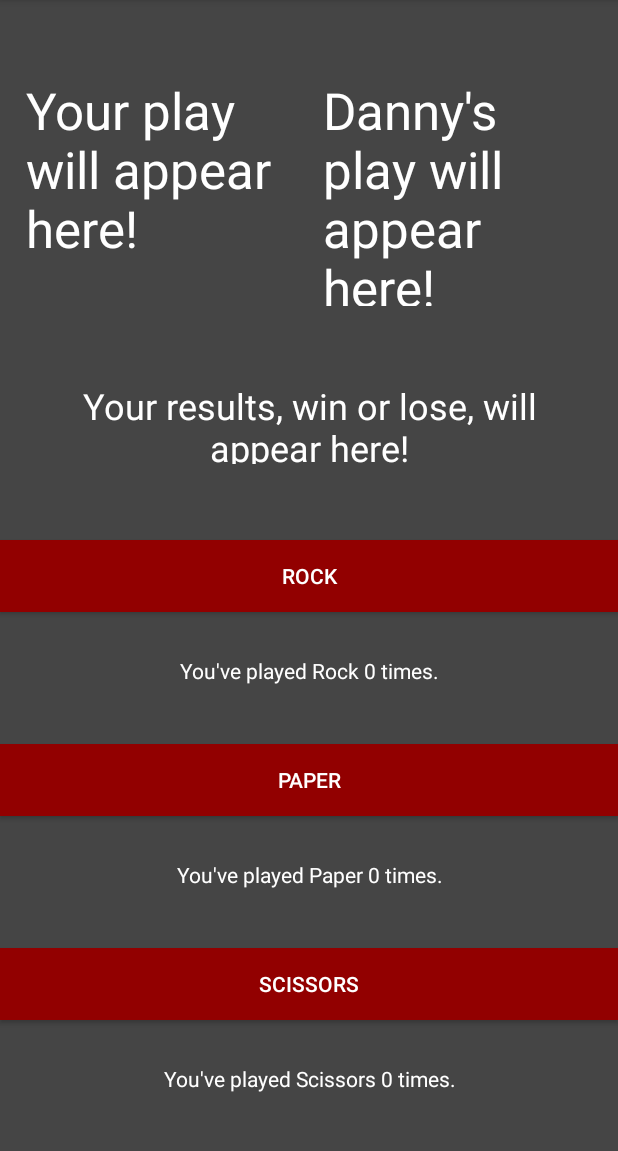
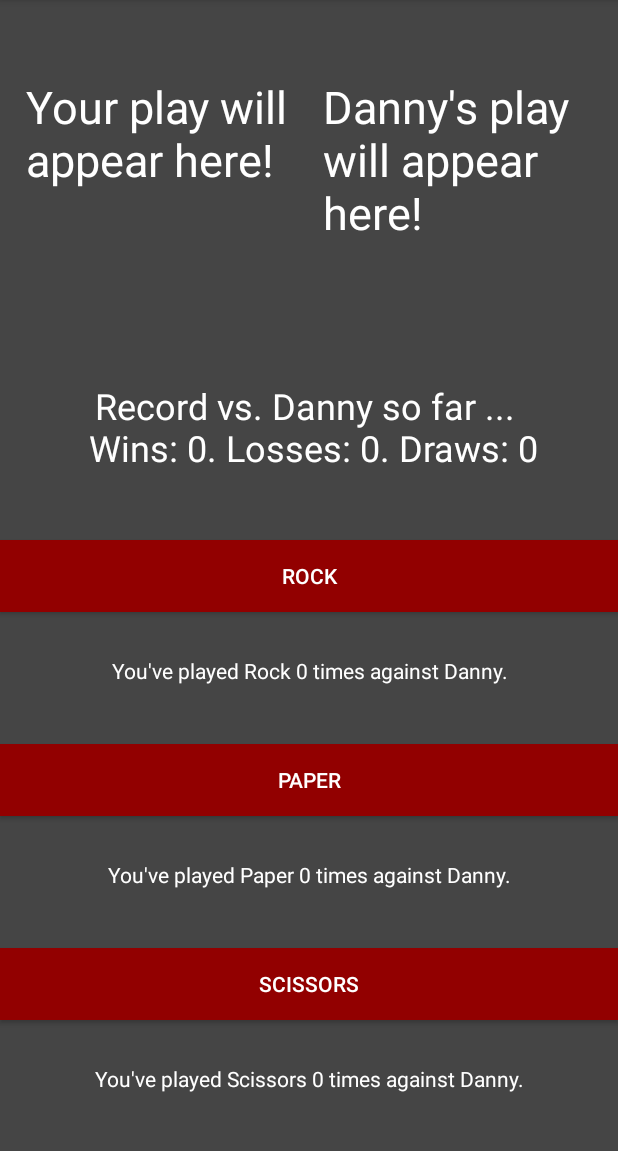
Before and after one commit to EasyDanger/RockShamBout-Android, an Android app: the DannyActivity screen opened directly, with no data from a screen before it, on a phone screen of 412 x 824 dp, the part 84-1235 px from its top. Run offline under Robolectric (Android 15) with nearby library versions, the phone set to English and light mode, and no system bars.

Commit message:
fixed record display

```diff
--- a/app/build.gradle
+++ b/app/build.gradle
@@ -6,8 +6,8 @@ android {
         applicationId "co.easydanger.rockshambout"
         minSdkVersion 19
         targetSdkVersion 27
-        versionCode 1
-        versionName "1.0"
+        versionCode 2
+        versionName "2.0.1"
         testInstrumentationRunner "android.support.test.runner.AndroidJUnitRunner"
     }
     buildTypes {
--- a/app/src/main/java/co/easydanger/rockshambout/DannyActivity.java
+++ b/app/src/main/java/co/easydanger/rockshambout/DannyActivity.java
@@ -42,11 +42,15 @@ public class DannyActivity extends AppCompatActivity {
         playerPlay = findViewById(R.id.playerPlayText);
         oppPlay = findViewById(R.id.oppPlayText);
         oppPlay.setText(opp + "'s play will appear here!");
+
         result = findViewById(R.id.resultText);
         rocRecText = findViewById(R.id.rocRec);
         papRecText = findViewById(R.id.papRec);
         sciRecText = findViewById(R.id.sciRec);
-
+        result.setText("Record vs. " + opp + " so far ... \n Wins: " + w + ". Losses: " + l + ". Draws: " + d);
+        rocRecText.setText("You've played Rock " + rockCount + " times against " + opp + ".");
+        sciRecText.setText("You've played Scissors " + sciCount + " times against " + opp + ".");
+        papRecText.setText("You've played Paper " + papCount + " times against " + opp + ".");
 
 
         View.OnClickListener listenRock = new View.OnClickListener() {
@@ -59,7 +63,7 @@ public class DannyActivity extends AppCompatActivity {
                 playerPlay.setText("You played " + youThrow + ".");
                 oppPlay.setText(opp + " played " + oppThrow + ".");
                 rockCount++;
-                rocRecText.setText("You've played " + youThrow + " " + rockCount + " times.");
+                rocRecText.setText("You've played " + youThrow + " " + rockCount + " times against " + opp + ".");
 
                 if (oppThrow == youThrow) {
                     d++;
@@ -88,7 +92,7 @@ public class DannyActivity extends AppCompatActivity {
                 playerPlay.setText("You played " + youThrow + ".");
                 oppPlay.setText(opp + " played " + oppThrow + ".");
                 papCount++;
-                papRecText.setText("You've played " + youThrow + " " + papCount + " times.");
+                papRecText.setText("You've played " + youThrow + " " + papCount + " times against " + opp + ".");
 
                 if (oppThrow == youThrow) {
                     d++;
@@ -116,7 +120,7 @@ public class DannyActivity extends AppCompatActivity {
                 playerPlay.setText("You played " + youThrow + ".");
                 oppPlay.setText(opp + " played " + oppThrow + ".");
                 sciCount++;
-                sciRecText.setText("You've played " + youThrow + " " + sciCount + " times.");
+                sciRecText.setText("You've played " + youThrow + " " + sciCount + " times against " + opp + ".");
 
                 if (oppThrow == youThrow) {
                     d++;
--- a/app/src/main/res/layout/play_activity_main.xml
+++ b/app/src/main/res/layout/play_activity_main.xml
@@ -64,7 +64,7 @@
         android:layout_height="153dp"
         android:text="Your play will appear here!"
         android:textColor="@color/colorText"
-        android:textSize="34sp"
+        android:textSize="30sp"
         app:layout_constraintBottom_toTopOf="@+id/resultText"
         app:layout_constraintEnd_toStartOf="@+id/oppPlayText"
         app:layout_constraintHorizontal_bias="0.5"
@@ -77,7 +77,7 @@
         android:layout_height="153dp"
         android:text="Your opponent's play will appear here!"
         android:textColor="@color/colorText"
-        android:textSize="34sp"
+        android:textSize="30sp"
         app:layout_constraintBottom_toTopOf="@+id/resultText"
         app:layout_constraintEnd_toEndOf="parent"
         app:layout_constraintHorizontal_bias="0.5"
```
Also changed, not shown: app/src/main/java/co/easydanger/rockshambout/BartActivity.java (+8 -4 lines), app/src/main/java/co/easydanger/rockshambout/HannahActivity.java (+8 -3 lines), 155 other files.
